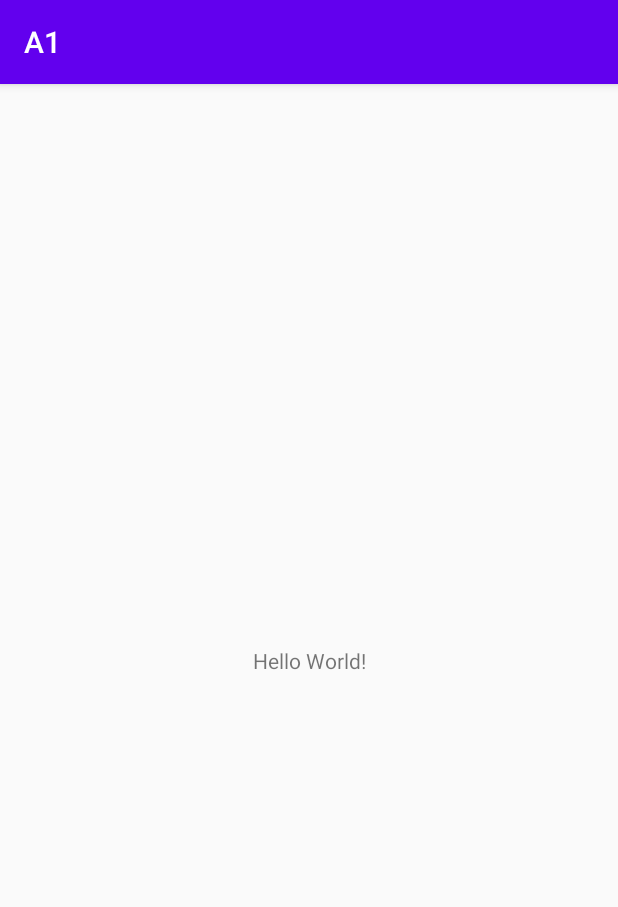
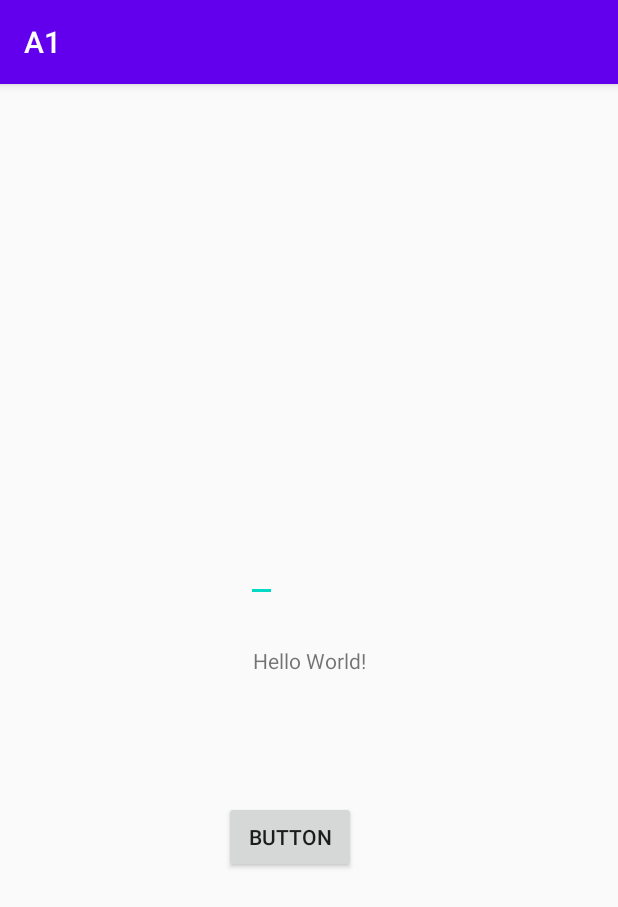
Before and after one commit to Mz69/Software-Eng, an Android app: the screen it shows after launch (MainActivity), on a phone screen of 412 x 824 dp. Shown: the top 907 px of the screen. Run offline under Robolectric (Android 15) with nearby library versions, the phone set to English and light mode, and no system bars.

Commit message:
Assignment 1 updated

```diff
--- a/app/src/main/res/layout/activity_main.xml
+++ b/app/src/main/res/layout/activity_main.xml
@@ -7,6 +7,7 @@
     tools:context=".MainActivity">
 
     <TextView
+        android:id="@+id/textView2"
         android:layout_width="wrap_content"
         android:layout_height="wrap_content"
         android:text="Hello World!"
@@ -15,4 +16,38 @@
         app:layout_constraintRight_toRightOf="parent"
         app:layout_constraintTop_toTopOf="parent" />
 
+    <EditText
+        android:id="@+id/numberEditField"
+        android:layout_width="wrap_content"
+        android:layout_height="wrap_content"
+        android:layout_marginStart="173dp"
+        android:layout_marginLeft="173dp"
+        android:layout_marginTop="294dp"
+        android:layout_marginEnd="238dp"
+        android:layout_marginRight="238dp"
+        android:layout_marginBottom="418dp"
+        app:layout_constraintBottom_toBottomOf="parent"
+        app:layout_constraintEnd_toEndOf="parent"
+        app:layout_constraintHorizontal_bias="0.48"
+        app:layout_constraintStart_toStartOf="parent"
+        app:layout_constraintTop_toTopOf="parent"
+        app:layout_constraintVertical_bias="0.58000004" />
+
+    <Button
+        android:id="@+id/checkPrimalityButton"
+        android:layout_width="wrap_content"
+        android:layout_height="wrap_content"
+        android:layout_marginStart="149dp"
+        android:layout_marginLeft="149dp"
+        android:layout_marginTop="75dp"
+        android:layout_marginEnd="175dp"
+        android:layout_marginRight="175dp"
+        android:layout_marginBottom="233dp"
+        android:text="Button"
+        app:layout_constraintBottom_toBottomOf="parent"
+        app:layout_constraintEnd_toEndOf="parent"
+        app:layout_constraintStart_toStartOf="parent"
+        app:layout_constraintTop_toBottomOf="@+id/textView2"
+        tools:ignore="SpeakableTextPresentCheck" />
+
 </androidx.constraintlayout.widget.ConstraintLayout>
```
Also changed, not shown: app/src/main/java/ca/dal/cs/csci3130/a1/MainActivity.java (+41 -1 lines).
